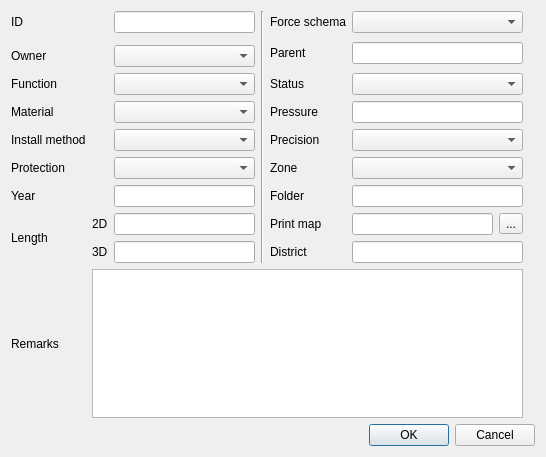
Above: qgis-project/ui_forms/pipe.ui from qwat/QWAT before the change. Below: the same form after it.
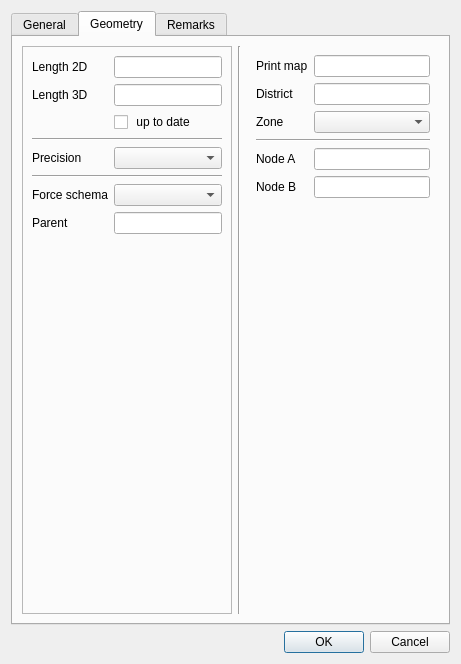
That is the form after the change. The open tabs and pages were chosen to show the change.

Commit message: UI: use tab dialog for pipes, updated project

```diff
--- a/qgis-project/ui_forms/pipe.ui
+++ b/qgis-project/ui_forms/pipe.ui
@@ -6,266 +6,374 @@
    <rect>
     <x>0</x>
     <y>0</y>
-    <width>546</width>
-    <height>457</height>
+    <width>461</width>
+    <height>664</height>
    </rect>
   </property>
   <property name="windowTitle">
    <string>qWat :: pipe form</string>
   </property>
+  <layout class="QGridLayout" name="gridLayout_3">
+   <item row="11" column="0">
+    <widget class="QDialogButtonBox" name="buttonBox">
+     <property name="orientation">
+      <enum>Qt::Horizontal</enum>
+     </property>
+     <property name="standardButtons">
+      <set>QDialogButtonBox::Cancel|QDialogButtonBox::Ok</set>
+     </property>
+    </widget>
+   </item>
+   <item row="0" column="0">
+    <widget class="QTabWidget" name="tabWidget">
+     <property name="currentIndex">
+      <number>0</number>
+     </property>
+     <widget class="QWidget" name="tab">
+      <attribute name="title">
+       <string>General</string>
+      </attribute>
   <layout class="QGridLayout" name="gridLayout_2">
    <item row="0" column="0">
+        <widget class="QWidget" name="widget" native="true">
+         <layout class="QFormLayout" name="formLayout_4">
+          <item row="0" column="0">
     <widget class="QLabel" name="label_5">
      <property name="text">
       <string>ID</string>
      </property>
     </widget>
    </item>
-   <item row="0" column="2">
+          <item row="0" column="1">
     <widget class="QLineEdit" name="id">
      <property name="enabled">
       <bool>true</bool>
      </property>
     </widget>
    </item>
-   <item row="0" column="3" rowspan="10">
-    <widget class="Line" name="line">
-     <property name="orientation">
-      <enum>Qt::Vertical</enum>
+          <item row="1" column="0">
+           <widget class="QLabel" name="label_15">
+            <property name="text">
+             <string>Owner</string>
      </property>
     </widget>
    </item>
-   <item row="1" column="4" rowspan="2">
-    <widget class="QLabel" name="label_2">
+          <item row="1" column="1">
+           <widget class="QComboBox" name="id_owner"/>
+          </item>
+          <item row="2" column="0">
+           <widget class="QLabel" name="label_12">
      <property name="text">
-      <string>Parent</string>
+             <string>Folder</string>
      </property>
     </widget>
    </item>
-   <item row="1" column="5" rowspan="2" colspan="2">
-    <widget class="QLineEdit" name="id_parent"/>
-   </item>
-   <item row="3" column="4">
+          <item row="2" column="1">
+           <widget class="QLineEdit" name="folder"/>
+          </item>
+          <item row="3" column="0">
+           <widget class="QLabel" name="label_7">
+            <property name="text">
+             <string>Year</string>
+            </property>
+           </widget>
+          </item>
+          <item row="3" column="1">
+           <widget class="QLineEdit" name="year"/>
+          </item>
+          <item row="4" column="0" colspan="2">
+           <widget class="QCheckBox" name="tunnel_or_bridge">
+            <property name="text">
+             <string>Tunnel or bridge</string>
+            </property>
+           </widget>
+          </item>
+         </layout>
+        </widget>
+       </item>
+       <item row="0" column="2">
+        <widget class="QWidget" name="widget_2" native="true">
+         <layout class="QFormLayout" name="formLayout_5">
+          <property name="fieldGrowthPolicy">
+           <enum>QFormLayout::AllNonFixedFieldsGrow</enum>
+          </property>
+          <item row="0" column="0">
+           <widget class="QLabel" name="label">
+            <property name="text">
+             <string>Function</string>
+            </property>
+           </widget>
+          </item>
+          <item row="0" column="1">
+           <widget class="QComboBox" name="id_function">
+            <property name="editable">
+             <bool>false</bool>
+            </property>
+           </widget>
+          </item>
+          <item row="1" column="0">
     <widget class="QLabel" name="label_6">
      <property name="text">
       <string>Status</string>
      </property>
     </widget>
    </item>
-   <item row="3" column="5" colspan="2">
+          <item row="1" column="1">
     <widget class="QComboBox" name="id_status">
      <property name="editable">
       <bool>false</bool>
      </property>
     </widget>
    </item>
-   <item row="4" column="4">
+          <item row="2" column="0">
+           <widget class="QLabel" name="label_3">
+            <property name="text">
+             <string>Material</string>
+            </property>
+           </widget>
+          </item>
+          <item row="2" column="1">
+           <widget class="QComboBox" name="id_material">
+            <property name="editable">
+             <bool>false</bool>
+            </property>
+           </widget>
+          </item>
+          <item row="3" column="0">
+           <widget class="QLabel" name="label_19">
+            <property name="text">
+             <string>Install method</string>
+            </property>
+           </widget>
+          </item>
+          <item row="3" column="1">
+           <widget class="QComboBox" name="id_install_method"/>
+          </item>
+          <item row="4" column="0">
+           <widget class="QLabel" name="label_20">
+            <property name="text">
+             <string>Protection</string>
+            </property>
+           </widget>
+          </item>
+          <item row="4" column="1">
+           <widget class="QComboBox" name="id_protection"/>
+          </item>
+          <item row="5" column="0">
     <widget class="QLabel" name="label_8">
      <property name="text">
       <string>Pressure</string>
      </property>
     </widget>
    </item>
-   <item row="4" column="5" colspan="2">
+          <item row="5" column="1">
     <widget class="QLineEdit" name="pressure_nominale"/>
    </item>
-   <item row="7" column="4">
-    <widget class="QLabel" name="label_12">
-     <property name="text">
-      <string>Folder</string>
+         </layout>
+        </widget>
+       </item>
+       <item row="0" column="1">
+        <widget class="Line" name="line_3">
+         <property name="orientation">
+          <enum>Qt::Vertical</enum>
      </property>
     </widget>
    </item>
-   <item row="7" column="5" colspan="2">
-    <widget class="QLineEdit" name="folder"/>
-   </item>
-   <item row="8" column="4">
+      </layout>
+     </widget>
+     <widget class="QWidget" name="tab_3">
+      <attribute name="title">
+       <string>Geometry</string>
+      </attribute>
+      <layout class="QGridLayout" name="gridLayout_4">
+       <item row="0" column="2">
+        <widget class="QWidget" name="widget_3" native="true">
+         <layout class="QFormLayout" name="formLayout_2">
+          <property name="fieldGrowthPolicy">
+           <enum>QFormLayout::AllNonFixedFieldsGrow</enum>
+          </property>
+          <item row="0" column="0">
     <widget class="QLabel" name="label_13">
      <property name="text">
       <string>Print map</string>
      </property>
     </widget>
    </item>
-   <item row="8" column="5">
+          <item row="0" column="1">
     <widget class="QLineEdit" name="_is_on_map">
      <property name="enabled">
       <bool>true</bool>
      </property>
     </widget>
    </item>
-   <item row="8" column="6">
-    <widget class="QToolButton" name="toolButton">
-     <property name="text">
-      <string>...</string>
-     </property>
-    </widget>
-   </item>
-   <item row="11" column="0" colspan="9">
-    <widget class="QDialogButtonBox" name="buttonBox">
-     <property name="orientation">
-      <enum>Qt::Horizontal</enum>
-     </property>
-     <property name="standardButtons">
-      <set>QDialogButtonBox::Cancel|QDialogButtonBox::Ok</set>
-     </property>
-    </widget>
-   </item>
-   <item row="0" column="4">
-    <widget class="QLabel" name="label_4">
-     <property name="text">
-      <string>Force schema</string>
-     </property>
-    </widget>
-   </item>
-   <item row="10" column="1" colspan="6">
-    <widget class="QPlainTextEdit" name="remarks"/>
-   </item>
-   <item row="10" column="0">
-    <widget class="QLabel" name="label_14">
-     <property name="text">
-      <string>Remarks</string>
-     </property>
-    </widget>
-   </item>
-   <item row="0" column="5" colspan="2">
-    <widget class="QComboBox" name="schema_force_view">
-     <property name="editable">
-      <bool>false</bool>
-     </property>
-    </widget>
-   </item>
-   <item row="9" column="5" colspan="2">
-    <widget class="QLineEdit" name="_is_on_district"/>
-   </item>
-   <item row="9" column="4">
+          <item row="1" column="0">
     <widget class="QLabel" name="label_16">
      <property name="text">
       <string>District</string>
      </property>
     </widget>
    </item>
-   <item row="9" column="2">
-    <widget class="QLineEdit" name="_length3d">
-     <property name="enabled">
-      <bool>true</bool>
-     </property>
-    </widget>
-   </item>
-   <item row="8" column="2">
-    <widget class="QLineEdit" name="_length2d">
-     <property name="enabled">
-      <bool>true</bool>
-     </property>
-    </widget>
-   </item>
-   <item row="9" column="1">
-    <widget class="QLabel" name="label_10">
-     <property name="text">
-      <string>3D</string>
-     </property>
-    </widget>
-   </item>
-   <item row="8" column="1">
-    <widget class="QLabel" name="label_11">
-     <property name="text">
-      <string>2D</string>
-     </property>
-    </widget>
-   </item>
-   <item row="8" column="0" rowspan="2">
-    <widget class="QLabel" name="label_9">
-     <property name="text">
-      <string>Length</string>
-     </property>
-    </widget>
-   </item>
-   <item row="7" column="2">
-    <widget class="QLineEdit" name="year"/>
-   </item>
-   <item row="4" column="2">
-    <widget class="QComboBox" name="id_material">
-     <property name="editable">
-      <bool>false</bool>
-     </property>
-    </widget>
-   </item>
-   <item row="3" column="2">
-    <widget class="QComboBox" name="id_function">
-     <property name="editable">
-      <bool>false</bool>
-     </property>
-    </widget>
-   </item>
-   <item row="2" column="2">
-    <widget class="QComboBox" name="id_owner"/>
-   </item>
-   <item row="7" column="0">
-    <widget class="QLabel" name="label_7">
-     <property name="text">
-      <string>Year</string>
-     </property>
-    </widget>
-   </item>
-   <item row="4" column="0">
-    <widget class="QLabel" name="label_3">
-     <property name="text">
-      <string>Material</string>
-     </property>
-    </widget>
-   </item>
-   <item row="3" column="0">
-    <widget class="QLabel" name="label">
-     <property name="text">
-      <string>Function</string>
-     </property>
-    </widget>
+          <item row="1" column="1">
+           <widget class="QLineEdit" name="_is_on_district"/>
    </item>
    <item row="2" column="0">
-    <widget class="QLabel" name="label_15">
-     <property name="text">
-      <string>Owner</string>
-     </property>
-    </widget>
-   </item>
-   <item row="6" column="4">
     <widget class="QLabel" name="label_17">
      <property name="text">
       <string>Zone</string>
      </property>
     </widget>
    </item>
-   <item row="6" column="5" colspan="2">
+          <item row="2" column="1">
     <widget class="QComboBox" name="id_zone"/>
    </item>
-   <item row="5" column="2">
-    <widget class="QComboBox" name="id_install_method"/>
+          <item row="3" column="0" colspan="2">
+           <widget class="Line" name="line">
+            <property name="orientation">
+             <enum>Qt::Horizontal</enum>
+            </property>
+           </widget>
+          </item>
+          <item row="4" column="0">
+           <widget class="QLabel" name="label_21">
+            <property name="text">
+             <string>Node A</string>
+            </property>
+           </widget>
+          </item>
+          <item row="4" column="1">
+           <widget class="QLineEdit" name="id_node_a"/>
    </item>
    <item row="5" column="0">
-    <widget class="QLabel" name="label_19">
+           <widget class="QLabel" name="label_22">
      <property name="text">
-      <string>Install method</string>
+             <string>Node B</string>
      </property>
     </widget>
    </item>
-   <item row="5" column="5" colspan="2">
-    <widget class="QComboBox" name="id_precision"/>
-   </item>
-   <item row="5" column="4">
+          <item row="5" column="1">
+           <widget class="QLineEdit" name="id_node_b"/>
+          </item>
+         </layout>
+        </widget>
+       </item>
+       <item row="0" column="1">
+        <widget class="Line" name="line_2">
+         <property name="orientation">
+          <enum>Qt::Vertical</enum>
+         </property>
+        </widget>
+       </item>
+       <item row="0" column="0">
+        <widget class="QFrame" name="frame">
+         <property name="frameShape">
+          <enum>QFrame::StyledPanel</enum>
+         </property>
+         <property name="frameShadow">
+          <enum>QFrame::Raised</enum>
+         </property>
+         <layout class="QFormLayout" name="formLayout_6">
+          <property name="fieldGrowthPolicy">
+           <enum>QFormLayout::AllNonFixedFieldsGrow</enum>
+          </property>
+          <item row="0" column="0">
+           <widget class="QLabel" name="label_9">
+            <property name="text">
+             <string>Length 2D</string>
+            </property>
+           </widget>
+          </item>
+          <item row="0" column="1">
+           <widget class="QLineEdit" name="_length2d">
+            <property name="enabled">
+             <bool>true</bool>
+            </property>
+           </widget>
+          </item>
+          <item row="1" column="0">
+           <widget class="QLabel" name="label_23">
+            <property name="text">
+             <string>Length 3D</string>
+            </property>
+           </widget>
+          </item>
+          <item row="1" column="1">
+           <widget class="QLineEdit" name="_length3d">
+            <property name="enabled">
+             <bool>true</bool>
+            </property>
+           </widget>
+          </item>
+          <item row="2" column="1">
+           <widget class="QCheckBox" name="_length3d_uptodate">
+            <property name="text">
+             <string> up to date</string>
+            </property>
+           </widget>
+          </item>
+          <item row="3" column="0" colspan="2">
+           <widget class="Line" name="line_4">
+            <property name="orientation">
+             <enum>Qt::Horizontal</enum>
+            </property>
+           </widget>
+          </item>
+          <item row="4" column="0">
     <widget class="QLabel" name="label_18">
      <property name="text">
       <string>Precision</string>
      </property>
     </widget>
    </item>
+          <item row="4" column="1">
+           <widget class="QComboBox" name="id_precision"/>
+          </item>
    <item row="6" column="0">
-    <widget class="QLabel" name="label_20">
+           <widget class="QLabel" name="label_4">
      <property name="text">
-      <string>Protection</string>
+             <string>Force schema</string>
      </property>
     </widget>
    </item>
-   <item row="6" column="2">
-    <widget class="QComboBox" name="id_protection"/>
+          <item row="6" column="1">
+           <widget class="QComboBox" name="schema_force_view">
+            <property name="editable">
+             <bool>false</bool>
+            </property>
+           </widget>
+          </item>
+          <item row="7" column="0">
+           <widget class="QLabel" name="label_2">
+            <property name="text">
+             <string>Parent</string>
+            </property>
+           </widget>
+          </item>
+          <item row="7" column="1">
+           <widget class="QLineEdit" name="id_parent"/>
+          </item>
+          <item row="5" column="0" colspan="2">
+           <widget class="Line" name="line_5">
+            <property name="orientation">
+             <enum>Qt::Horizontal</enum>
+            </property>
+           </widget>
+          </item>
+         </layout>
+        </widget>
+       </item>
+      </layout>
+     </widget>
+     <widget class="QWidget" name="tab_4">
+      <attribute name="title">
+       <string>Remarks</string>
+      </attribute>
+      <layout class="QGridLayout" name="gridLayout">
+       <item row="0" column="0">
+        <widget class="QPlainTextEdit" name="remarks"/>
+       </item>
+      </layout>
+     </widget>
+    </widget>
    </item>
   </layout>
  </widget>
```
Lines whose indentation alone changed are shown as unchanged. The commit also changes 1 other file.
